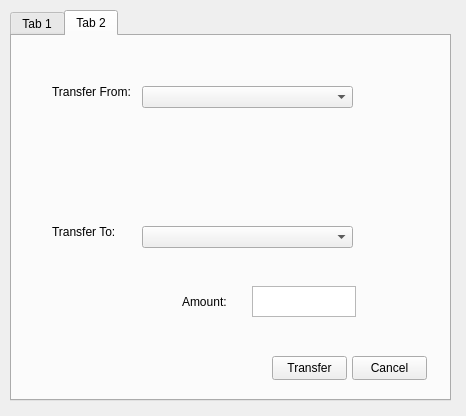
This is ATM/bankaccount.ui in CS3560-3-3/Bank-ATM-Subsystem as Qt 5 draws it before an edit. The edited form follows.
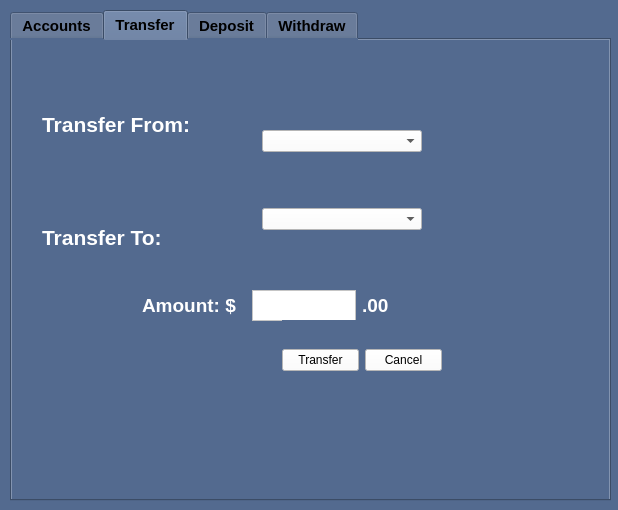
This is the edited form. The open tabs and pages were chosen to show the change.

The edit to the form file:
```diff
--- a/ATM/bankaccount.ui
+++ b/ATM/bankaccount.ui
@@ -6,28 +6,54 @@
    <rect>
     <x>0</x>
     <y>0</y>
-    <width>466</width>
-    <height>416</height>
+    <width>618</width>
+    <height>510</height>
    </rect>
   </property>
+  <property name="maximumSize">
+   <size>
+    <width>618</width>
+    <height>16777215</height>
+   </size>
+  </property>
   <property name="windowTitle">
    <string>Form</string>
   </property>
+  <property name="styleSheet">
+   <string notr="true">QWidget {
+background-color: #536A8F;
+}
+
+QLabel {
+color: white;
+}</string>
+  </property>
   <widget class="QTabWidget" name="tabWidget">
    <property name="geometry">
     <rect>
      <x>10</x>
      <y>10</y>
-     <width>441</width>
-     <height>391</height>
+     <width>601</width>
+     <height>491</height>
     </rect>
    </property>
+   <property name="font">
+    <font>
+     <pointsize>11</pointsize>
+     <bold>true</bold>
+    </font>
+   </property>
+   <property name="styleSheet">
+    <string notr="true">text {
+color: white;
+}</string>
+   </property>
    <property name="currentIndex">
     <number>1</number>
    </property>
    <widget class="QWidget" name="accountsTab">
     <attribute name="title">
-     <string>Tab 1</string>
+     <string>Accounts</string>
     </attribute>
     <widget class="QLabel" name="lblBalance0">
      <property name="geometry">
@@ -84,80 +110,8 @@
    </widget>
    <widget class="QWidget" name="transferTab">
     <attribute name="title">
-     <string>Tab 2</string>
+     <string>Transfer</string>
     </attribute>
-    <widget class="QLabel" name="lblTransferFrom">
-     <property name="geometry">
-      <rect>
-       <x>40</x>
-       <y>40</y>
-       <width>91</width>
-       <height>31</height>
-      </rect>
-     </property>
-     <property name="text">
-      <string>Transfer From: </string>
-     </property>
-    </widget>
-    <widget class="QLabel" name="lblTransferTo">
-     <property name="geometry">
-      <rect>
-       <x>40</x>
-       <y>180</y>
-       <width>91</width>
-       <height>31</height>
-      </rect>
-     </property>
-     <property name="text">
-      <string>Transfer To: </string>
-     </property>
-    </widget>
-    <widget class="QComboBox" name="cbFrom">
-     <property name="geometry">
-      <rect>
-       <x>130</x>
-       <y>50</y>
-       <width>211</width>
-       <height>22</height>
-      </rect>
-     </property>
-    </widget>
-    <widget class="QComboBox" name="cbTo">
-     <property name="geometry">
-      <rect>
-       <x>130</x>
-       <y>190</y>
-       <width>211</width>
-       <height>22</height>
-      </rect>
-     </property>
-    </widget>
-    <widget class="QPushButton" name="submitTransfer">
-     <property name="geometry">
-      <rect>
-       <x>260</x>
-       <y>320</y>
-       <width>75</width>
-       <height>24</height>
-      </rect>
-     </property>
-     <property name="text">
-      <string>Transfer</string>
-     </property>
-    </widget>
-    <widget class="QPushButton" name="cancelTransfer">
-     <property name="geometry">
-      <rect>
-       <x>340</x>
-       <y>320</y>
-       <width>75</width>
-       <height>24</height>
-      </rect>
-     </property>
-     <property name="text">
-      <string>Cancel</string>
-     </property>
-    </widget>
     <widget class="QTextEdit" name="txtAmt">
      <property name="geometry">
       <rect>
@@ -167,19 +121,436 @@
        <height>31</height>
       </rect>
      </property>
+     <property name="styleSheet">
+      <string notr="true">QTextEdit {
+background-color: white;
+}</string>
+     </property>
     </widget>
     <widget class="QLabel" name="lblAmount">
      <property name="geometry">
       <rect>
-       <x>170</x>
+       <x>130</x>
        <y>250</y>
-       <width>61</width>
+       <width>101</width>
        <height>31</height>
       </rect>
      </property>
+     <property name="font">
+      <font>
+       <pointsize>14</pointsize>
+       <bold>true</bold>
+      </font>
+     </property>
      <property name="text">
-      <string>Amount:</string>
+      <string>Amount: $</string>
      </property>
+    </widget>
+    <widget class="QWidget" name="verticalLayoutWidget_4">
+     <property name="geometry">
+      <rect>
+       <x>30</x>
+       <y>40</y>
+       <width>221</width>
+       <height>201</height>
+      </rect>
+     </property>
+     <layout class="QVBoxLayout" name="verticalLayout_4">
+      <item>
+       <widget class="QLabel" name="lblTransferFrom">
+        <property name="font">
+         <font>
+          <pointsize>16</pointsize>
+          <bold>true</bold>
+         </font>
+        </property>
+        <property name="text">
+         <string>Transfer From: </string>
+        </property>
+       </widget>
+      </item>
+      <item>
+       <spacer name="horizontalSpacer_3">
+        <property name="orientation">
+         <enum>Qt::Orientation::Horizontal</enum>
+        </property>
+        <property name="sizeHint" stdset="0">
+         <size>
+          <width>40</width>
+          <height>20</height>
+         </size>
+        </property>
+       </spacer>
+      </item>
+      <item>
+       <widget class="QLabel" name="lblTransferTo">
+        <property name="font">
+         <font>
+          <pointsize>16</pointsize>
+          <bold>true</bold>
+         </font>
+        </property>
+        <property name="text">
+         <string>Transfer To: </string>
+        </property>
+       </widget>
+      </item>
+     </layout>
+     <zorder>lblTransferFrom</zorder>
+     <zorder>lblTransferTo</zorder>
+     <zorder>horizontalSpacer_3</zorder>
+    </widget>
+    <widget class="QWidget" name="verticalLayoutWidget_5">
+     <property name="geometry">
+      <rect>
+       <x>250</x>
+       <y>60</y>
+       <width>191</width>
+       <height>161</height>
+      </rect>
+     </property>
+     <layout class="QVBoxLayout" name="verticalLayout_5">
+      <item>
+       <widget class="QComboBox" name="cbFrom">
+        <property name="maximumSize">
+         <size>
+          <width>160</width>
+          <height>16777215</height>
+         </size>
+        </property>
+        <property name="styleSheet">
+         <string notr="true">QComboBox {
+background-color: white;
+}</string>
+        </property>
+       </widget>
+      </item>
+      <item>
+       <spacer name="horizontalSpacer_2">
+        <property name="orientation">
+         <enum>Qt::Orientation::Horizontal</enum>
+        </property>
+        <property name="sizeHint" stdset="0">
+         <size>
+          <width>40</width>
+          <height>20</height>
+         </size>
+        </property>
+       </spacer>
+      </item>
+      <item>
+       <widget class="QComboBox" name="cbTo">
+        <property name="maximumSize">
+         <size>
+          <width>160</width>
+          <height>16777215</height>
+         </size>
+        </property>
+        <property name="styleSheet">
+         <string notr="true">QComboBox {
+background-color: white;
+}</string>
+        </property>
+       </widget>
+      </item>
+     </layout>
+    </widget>
+    <widget class="QWidget" name="horizontalLayoutWidget">
+     <property name="geometry">
+      <rect>
+       <x>270</x>
+       <y>280</y>
+       <width>160</width>
+       <height>80</height>
+      </rect>
+     </property>
+     <layout class="QHBoxLayout" name="horizontalLayout">
+      <item>
+       <widget class="QPushButton" name="submitTransfer">
+        <property name="styleSheet">
+         <string notr="true">QPushButton {
+background-color: white;
+}</string>
+        </property>
+        <property name="text">
+         <string>Transfer</string>
+        </property>
+       </widget>
+      </item>
+      <item>
+       <widget class="QPushButton" name="cancelTransfer">
+        <property name="styleSheet">
+         <string notr="true">QPushButton {
+background-color: white;
+}</string>
+        </property>
+        <property name="text">
+         <string>Cancel</string>
+        </property>
+       </widget>
+      </item>
+     </layout>
+    </widget>
+    <widget class="QLabel" name="lblAmount_2">
+     <property name="geometry">
+      <rect>
+       <x>350</x>
+       <y>250</y>
+       <width>81</width>
+       <height>31</height>
+      </rect>
+     </property>
+     <property name="font">
+      <font>
+       <pointsize>14</pointsize>
+       <bold>true</bold>
+      </font>
+     </property>
+     <property name="text">
+      <string>.00</string>
+     </property>
+    </widget>
+   </widget>
+   <widget class="QWidget" name="tabDeposit">
+    <attribute name="title">
+     <string>Deposit</string>
+    </attribute>
+    <widget class="QTextEdit" name="txtDeposit">
+     <property name="geometry">
+      <rect>
+       <x>270</x>
+       <y>220</y>
+       <width>131</width>
+       <height>31</height>
+      </rect>
+     </property>
+     <property name="styleSheet">
+      <string notr="true">QTextEdit {
+background-color: white;
+}</string>
+     </property>
+    </widget>
+    <widget class="QPushButton" name="btnSubmitDeposit">
+     <property name="geometry">
+      <rect>
+       <x>300</x>
+       <y>290</y>
+       <width>131</width>
+       <height>71</height>
+      </rect>
+     </property>
+     <property name="styleSheet">
+      <string notr="true">QPushButton{
+background-color: white;
+}</string>
+     </property>
+     <property name="text">
+      <string>Submit</string>
+     </property>
+    </widget>
+    <widget class="QComboBox" name="cbDeposit">
+     <property name="geometry">
+      <rect>
+       <x>270</x>
+       <y>100</y>
+       <width>131</width>
+       <height>22</height>
+      </rect>
+     </property>
+    </widget>
+    <widget class="QWidget" name="verticalLayoutWidget_6">
+     <property name="geometry">
+      <rect>
+       <x>40</x>
+       <y>80</y>
+       <width>181</width>
+       <height>181</height>
+      </rect>
+     </property>
+     <layout class="QVBoxLayout" name="verticalLayout_6">
+      <item>
+       <widget class="QLabel" name="lblDepositTo">
+        <property name="font">
+         <font>
+          <pointsize>18</pointsize>
+          <bold>true</bold>
+         </font>
+        </property>
+        <property name="text">
+         <string>Deposit To:</string>
+        </property>
+       </widget>
+      </item>
+      <item>
+       <spacer name="horizontalSpacer_4">
+        <property name="orientation">
+         <enum>Qt::Orientation::Horizontal</enum>
+        </property>
+        <property name="sizeHint" stdset="0">
+         <size>
+          <width>40</width>
+          <height>20</height>
+         </size>
+        </property>
+       </spacer>
+      </item>
+      <item>
+       <widget class="QLabel" name="lblDepositTo_2">
+        <property name="font">
+         <font>
+          <pointsize>16</pointsize>
+          <bold>true</bold>
+         </font>
+        </property>
+        <property name="text">
+         <string>Deposit Amount:</string>
+        </property>
+       </widget>
+      </item>
+     </layout>
+    </widget>
+   </widget>
+   <widget class="QWidget" name="tabWithdraw">
+    <attribute name="title">
+     <string>Withdraw</string>
+    </attribute>
+    <widget class="QComboBox" name="cbWithdraw">
+     <property name="geometry">
+      <rect>
+       <x>230</x>
+       <y>110</y>
+       <width>171</width>
+       <height>22</height>
+      </rect>
+     </property>
+    </widget>
+    <widget class="QPushButton" name="btnWithdraw">
+     <property name="geometry">
+      <rect>
+       <x>280</x>
+       <y>290</y>
+       <width>151</width>
+       <height>71</height>
+      </rect>
+     </property>
+     <property name="font">
+      <font>
+       <pointsize>20</pointsize>
+       <bold>true</bold>
+      </font>
+     </property>
+     <property name="text">
+      <string>Submit</string>
+     </property>
+    </widget>
+    <widget class="QWidget" name="horizontalLayoutWidget_2">
+     <property name="geometry">
+      <rect>
+       <x>240</x>
+       <y>180</y>
+       <width>166</width>
+       <height>73</height>
+      </rect>
+     </property>
+     <layout class="QHBoxLayout" name="horizontalLayout_2">
+      <item>
+       <widget class="QLabel" name="label">
+        <property name="font">
+         <font>
+          <pointsize>20</pointsize>
+          <bold>true</bold>
+         </font>
+        </property>
+        <property name="styleSheet">
+         <string notr="true">QLabel {
+text-align: center;
+}</string>
+        </property>
+        <property name="text">
+         <string>$</string>
+        </property>
+       </widget>
+      </item>
+      <item>
+       <widget class="QTextEdit" name="txtWithdraw">
+        <property name="maximumSize">
+         <size>
+          <width>16777215</width>
+          <height>34</height>
+         </size>
+        </property>
+        <property name="font">
+         <font>
+          <pointsize>20</pointsize>
+          <bold>true</bold>
+         </font>
+        </property>
+        <property name="styleSheet">
+         <string notr="true">QTextEdit {
+background-color: white;
+}
+
+</string>
+        </property>
+       </widget>
+      </item>
+      <item>
+       <widget class="QLabel" name="label_2">
+        <property name="font">
+         <font>
+          <pointsize>20</pointsize>
+          <bold>true</bold>
+         </font>
+        </property>
+        <property name="styleSheet">
+         <string notr="true">QLabel {
+text-align: center;
+}</string>
+        </property>
+        <property name="text">
+         <string>.00</string>
+        </property>
+       </widget>
+      </item>
+     </layout>
+    </widget>
+    <widget class="QWidget" name="gridLayoutWidget">
+     <property name="geometry">
+      <rect>
+       <x>50</x>
+       <y>80</y>
+       <width>160</width>
+       <height>141</height>
+      </rect>
+     </property>
+     <layout class="QGridLayout" name="gridLayout">
+      <item row="1" column="0">
+       <widget class="QLabel" name="lblWithdraw_2">
+        <property name="font">
+         <font>
+          <pointsize>16</pointsize>
+          <bold>true</bold>
+         </font>
+        </property>
+        <property name="text">
+         <string>Amount:</string>
+        </property>
+       </widget>
+      </item>
+      <item row="0" column="0">
+       <widget class="QLabel" name="lblWithdraw">
+        <property name="font">
+         <font>
+          <pointsize>14</pointsize>
+          <bold>true</bold>
+         </font>
+        </property>
+        <property name="text">
+         <string>Withdraw From:</string>
+        </property>
+       </widget>
+      </item>
+     </layout>
     </widget>
    </widget>
   </widget>
```
Left out of the diff: 148 changed lines with no effect on the pictures.
